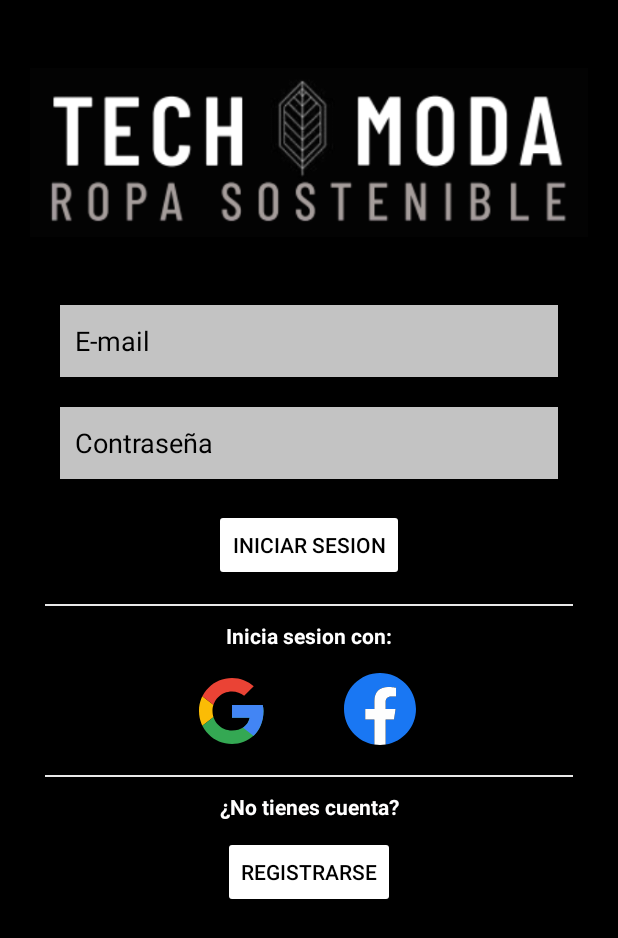
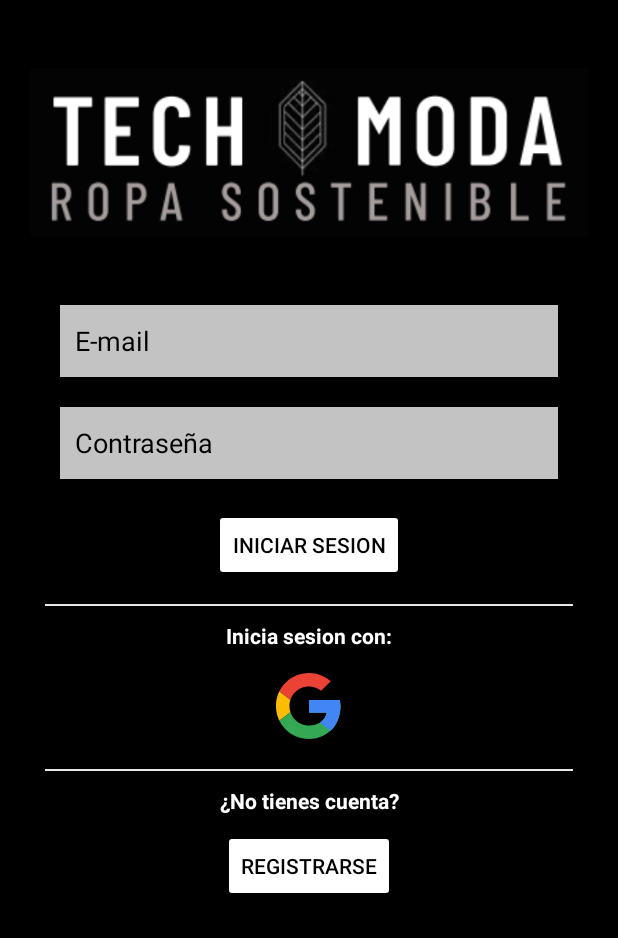
Before and after one commit to FabioAndresSQ/Tech-Moda, an Android app: the screen it shows after launch once a user with an empty profile is signed in (LoginActivity), on a phone screen of 412 x 824 dp. Shown: the top 938 px of the screen. Run offline under Robolectric (Android 15) with nearby library versions, the phone set to English and light mode, and no system bars; our stand-ins replace Firebase (no records; nobody signed in at launch, a user with empty details on screens opened directly).

Commit message:
Facebook login Deleted and updated for team work

```diff
--- a/app/build.gradle
+++ b/app/build.gradle
@@ -32,6 +32,7 @@ android {
     }
     buildFeatures{
         dataBinding true
+        viewBinding true
     }
 }
 
@@ -44,7 +45,12 @@ dependencies {
     implementation 'com.google.firebase:firebase-analytics:21.2.0'
     implementation 'com.google.firebase:firebase-auth:21.1.0'
     implementation 'com.google.android.gms:play-services-auth:20.3.0'
+    implementation 'com.facebook.android:facebook-android-sdk:[5,6)'
     implementation 'androidx.constraintlayout:constraintlayout:2.1.4'
+    implementation 'androidx.lifecycle:lifecycle-livedata-ktx:2.5.1'
+    implementation 'androidx.lifecycle:lifecycle-viewmodel-ktx:2.5.1'
+    implementation 'androidx.navigation:navigation-fragment-ktx:2.5.1'
+    implementation 'androidx.navigation:navigation-ui-ktx:2.5.1'
     testImplementation 'junit:junit:4.13.2'
     androidTestImplementation 'androidx.test.ext:junit:1.1.3'
     androidTestImplementation 'androidx.test.espresso:espresso-core:3.4.0'
--- a/app/src/main/java/com/techmoda/view/ui/activities/LoginActivity.kt
+++ b/app/src/main/java/com/techmoda/view/ui/activities/LoginActivity.kt
@@ -29,7 +29,6 @@ class LoginActivity : AppCompatActivity() {
     private lateinit var goToRegistrarBtn : Button
     private lateinit var loginLayout : ScrollView
     private lateinit var googleLoginBtn : ImageButton
-    private lateinit var facebookLoginBtn : ImageButton
 
     override fun onCreate(savedInstanceState: Bundle?) {
         super.onCreate(savedInstanceState)
@@ -41,7 +40,6 @@ class LoginActivity : AppCompatActivity() {
         goToRegistrarBtn = findViewById(R.id.goToRegistrarBtn)
         loginLayout = findViewById(R.id.loginLayout)
         googleLoginBtn = findViewById(R.id.googleLoginBtn)
-        facebookLoginBtn = findViewById(R.id.facebookLoginBtn)
 
         //Analytics Events
         val analytics = FirebaseAnalytics.getInstance(this)
@@ -181,6 +179,7 @@ class LoginActivity : AppCompatActivity() {
             putExtra("email", email)
             putExtra("provider", provider.name)
         }
+        homeIntent.addFlags(Intent.FLAG_ACTIVITY_NEW_TASK or Intent.FLAG_ACTIVITY_CLEAR_TASK)
         startActivity(homeIntent)
     }
 }
--- a/app/src/main/java/com/techmoda/view/ui/activities/MainActivity.kt
+++ b/app/src/main/java/com/techmoda/view/ui/activities/MainActivity.kt
@@ -9,7 +9,8 @@ import com.techmoda.view.ui.activities.LoginActivity
 
 enum class ProviderType{
     BASIC,
-    GOOGLE
+    GOOGLE,
+    FACEBOOK
 }
 
 private lateinit var handler: Handler
--- a/app/src/main/res/layout/activity_login.xml
+++ b/app/src/main/res/layout/activity_login.xml
@@ -83,7 +83,7 @@
                 android:textStyle="bold" />
 
             <LinearLayout
-                android:layout_width="match_parent"
+                android:layout_width="wrap_content"
                 android:layout_height="match_parent"
                 android:layout_marginTop="5dp"
                 android:gravity="center"
@@ -93,8 +93,6 @@
                     android:id="@+id/googleLoginBtn"
                     android:layout_width="wrap_content"
                     android:layout_height="wrap_content"
-                    android:layout_marginTop="1dp"
-                    android:layout_marginEnd="15dp"
                     android:layout_weight="0"
                     android:background="#0A000000"
                     android:contentDescription="Iniciar sesion con google"
@@ -102,16 +100,6 @@
                     android:padding="8dp"
                     app:srcCompat="@drawable/ic_googlelogo" />
 
-                <ImageButton
-                    android:id="@+id/facebookLoginBtn"
-                    android:layout_width="wrap_content"
-                    android:layout_height="wrap_content"
-                    android:layout_marginStart="15dp"
-                    android:layout_weight="0"
-                    android:backgroundTint="#00FFFFFF"
-                    android:contentDescription="Iniciar sesion con facebook"
-                    android:focusable="false"
-                    app:srcCompat="@drawable/ic_facebooklogo" />
             </LinearLayout>
 
             <View
--- a/build.gradle
+++ b/build.gradle
@@ -4,7 +4,6 @@ buildscript {
         // Make sure that you have the following two repositories
         google()  // Google's Maven repository
         mavenCentral()  // Maven Central repository
-
     }
     dependencies {
         // Add the dependency for the Google services Gradle plugin
@@ -27,7 +26,6 @@ allprojects {
     repositories {
         // Make sure that you have the following two repositories
         google()  // Google's Maven repository
-
         mavenCentral()  // Maven Central repository
 
     }
--- a/gradle.properties
+++ b/gradle.properties
@@ -14,6 +14,7 @@ org.gradle.jvmargs=-Xmx2048m -Dfile.encoding=UTF-8
 # AndroidX package structure to make it clearer which packages are bundled with the
 # Android operating system, and which are packaged with your app"s APK
 # https://developer.android.com/topic/libraries/support-library/androidx-rn
+android.enableJetifier=true
 android.useAndroidX=true
 # Kotlin code style for this project: "official" or "obsolete":
 kotlin.code.style=official
```
Also changed, not shown: app/src/main/AndroidManifest.xml (+24 -7 lines), app/src/main/java/com/techmoda/view/ui/activities/HomeActivity.kt (+10 -1 lines), app/src/main/java/com/techmoda/view/ui/activities/RegistrarseActivity.kt (+49 -0 lines), app/src/main/res/layout/activity_registrarse.xml (+0 -12 lines), app/src/main/res/values/strings.xml (+16 -0 lines), app/src/main/res/values/themes.xml (+9 -0 lines).
